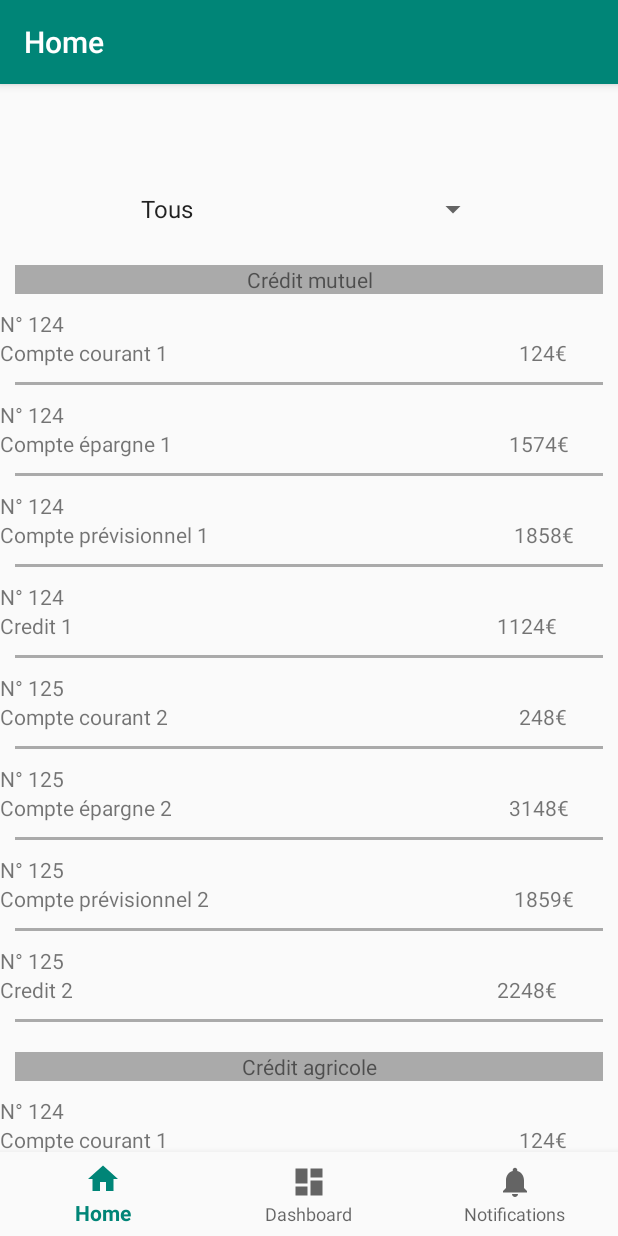
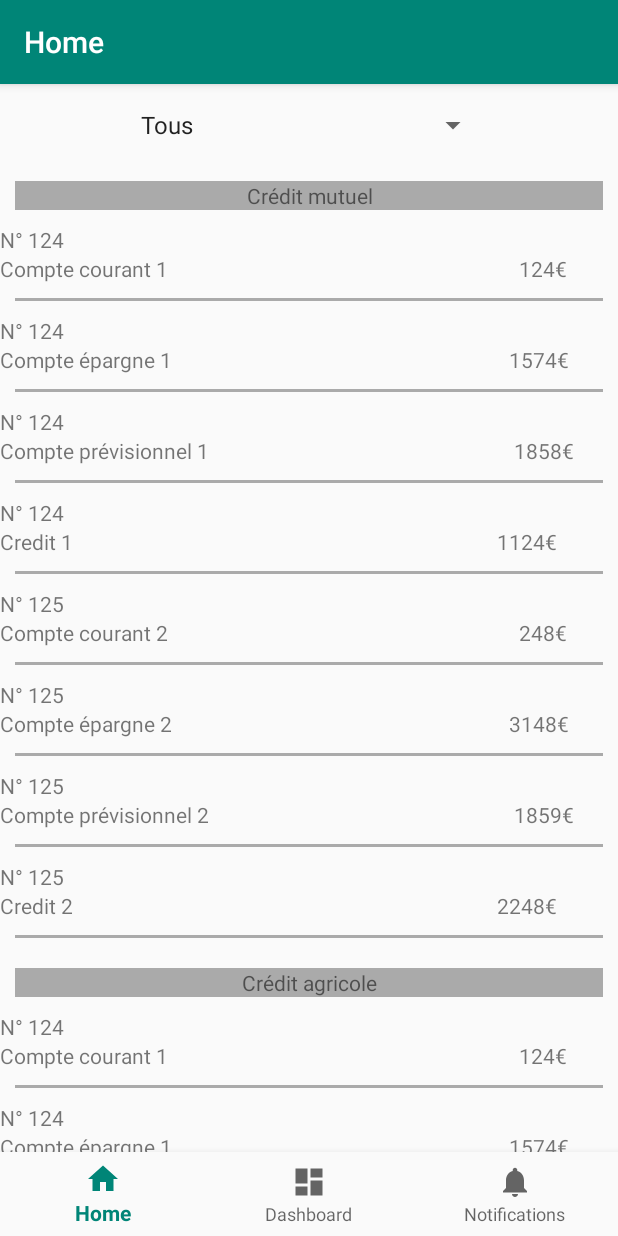
Before and after one commit to Thessalene/PowerBProjectAndroid, an Android app: the screen it shows after launch (MainActivity), on a phone screen of 412 x 824 dp. Run offline under Robolectric (Android 15) with nearby library versions, the phone set to English and light mode, and no system bars; our stand-ins replace navigation-ui.

```diff
--- a/app/src/main/java/fr/perso/project/android/powerbapplication/adapter/AccountAdapter.kt
+++ b/app/src/main/java/fr/perso/project/android/powerbapplication/adapter/AccountAdapter.kt
@@ -67,10 +67,10 @@ class AccountAdapter(val context : Context, var bankList : List<Bank>) :
     override fun onBindViewHolder(holder: ViewHolder, position: Int) {
         val item = accountOrHeaderList[position]
 
-        for(account in accountOrHeaderList){
-            println("ON BIND Bank: " + account.header?.bankName)
-            println("ON BIND Account: " + account.account?.accountName)
-        }
+//        for(account in accountOrHeaderList){
+//            println("ON BIND Bank: " + account.header?.bankName)
+//            println("ON BIND Account: " + account.account?.accountName)
+//        }
 
         if(item.type == TYPE_BANK_HEADER){
             holder.bankHeader.visibility = VISIBLE
@@ -82,7 +82,7 @@ class AccountAdapter(val context : Context, var bankList : List<Bank>) :
             holder.accountNumber.text = context.getString(R.string.lbl_number_account,item.account?.number)
             holder.accountName.text = "${item.account?.accountName}"
             holder.accountSolde.text = context.getString(R.string.lbl_amount_euro,item.account?.solde)
-            println("TEST : " + "${item.account?.number}" + "${item.account?.accountName}" + "${item.account?.solde}")
+            //println("TEST : " + "${item.account?.number}" + "${item.account?.accountName}" + "${item.account?.solde}")
         }
     }
 
--- a/app/src/main/java/fr/perso/project/android/powerbapplication/mocks/MockClass.kt
+++ b/app/src/main/java/fr/perso/project/android/powerbapplication/mocks/MockClass.kt
@@ -3,7 +3,7 @@ package fr.perso.project.android.powerbproject.mocks
 import fr.perso.project.android.powerbproject.model.Account
 import fr.perso.project.android.powerbproject.model.Bank
 import fr.perso.project.android.powerbproject.model.Transaction
-import fr.perso.project.android.powerbproject.model.enums.EAccountCategory
+import fr.perso.project.android.powerbapplication.model.enums.EAccountCategory
 import fr.perso.project.android.powerbproject.model.enums.EBankName
 import fr.perso.project.android.powerbproject.model.enums.ETransactionType
 import java.util.*
@@ -17,7 +17,7 @@ import java.util.*
 class MockClass {
     companion object{
         @JvmStatic
-        fun mockBankList() : List<Bank>{
+        fun mockBankList() : MutableList<Bank>{
             var bankList = ArrayList<Bank>()
             for(i in 1..3){
                 bankList.add(Bank(EBankName.values()[i], mockAccountList()))
@@ -56,12 +56,16 @@ class MockClass {
             var accountList = ArrayList<Account>()
 
             for(i in 1..2){
-                accountList.add(Account(123+i,"Compte courant ${i}",124*i,EAccountCategory.CURRENT, transactionList))
+                accountList.add(Account(123+i,"Compte courant ${i}",124*i,
+                    EAccountCategory.CURRENT, transactionList))
                 //accountList.add(Account(123+i,"Compte courant ${i}",15*i,EAccountCategory.CURRENT, transactionList2))
-                accountList.add(Account(123+i,"Compte épargne ${i}",1574*i,EAccountCategory.SAVING, transactionList3))
+                accountList.add(Account(123+i,"Compte épargne ${i}",1574*i,
+                    EAccountCategory.SAVING, transactionList3))
                 //accountList.add(Account(123+i,"Compte épargne ${i}",140*i,EAccountCategory.SAVING, transactionList))
-                accountList.add(Account(123+i,"Compte prévisionnel ${i}",1857+i,EAccountCategory.FORECAST, transactionList2))
-                accountList.add(Account(123+i,"Credit ${i}",1124*i,EAccountCategory.CREDIT, transactionList3))
+                accountList.add(Account(123+i,"Compte prévisionnel ${i}",1857+i,
+                    EAccountCategory.FORECAST, transactionList2))
+                accountList.add(Account(123+i,"Credit ${i}",1124*i,
+                    EAccountCategory.CREDIT, transactionList3))
             }
             return accountList
         }
--- a/app/src/main/java/fr/perso/project/android/powerbapplication/model/Account.kt
+++ b/app/src/main/java/fr/perso/project/android/powerbapplication/model/Account.kt
@@ -1,6 +1,6 @@
 package fr.perso.project.android.powerbproject.model
 
-import fr.perso.project.android.powerbproject.model.enums.EAccountCategory
+import fr.perso.project.android.powerbapplication.model.enums.EAccountCategory
 
 /**
  * Created on 25/04/2020 - 11:44.
--- a/app/src/main/java/fr/perso/project/android/powerbapplication/model/Bank.kt
+++ b/app/src/main/java/fr/perso/project/android/powerbapplication/model/Bank.kt
@@ -8,7 +8,7 @@ import fr.perso.project.android.powerbproject.model.enums.EBankName
  *
  * @author : JEAN-LOUIS Thessalène
  */
-class Bank(val bankName:EBankName, val accounts:List<Account>) {
+class Bank(val bankName:EBankName, var accounts:List<Account>) {
 
     override fun toString(): String {
         return "${bankName.libelle} - ${accounts.toString()}"
--- a/app/src/main/java/fr/perso/project/android/powerbapplication/model/enums/EAccountCategory.kt
+++ b/app/src/main/java/fr/perso/project/android/powerbapplication/model/enums/EAccountCategory.kt
@@ -1,8 +1,8 @@
-package fr.perso.project.android.powerbproject.model.enums
+package fr.perso.project.android.powerbapplication.model.enums
 
-enum class EAccountCategory {
-    CURRENT,
-    SAVING,
-    FORECAST,
-    CREDIT
+enum class EAccountCategory (val categoryName : String){
+    CURRENT("Courant"),
+    SAVING("Epargne"),
+    FORECAST("Prévissionnel"),
+    CREDIT("Crédit")
 }
--- a/app/src/main/java/fr/perso/project/android/powerbapplication/ui/home/HomeFragment.kt
+++ b/app/src/main/java/fr/perso/project/android/powerbapplication/ui/home/HomeFragment.kt
@@ -5,27 +5,37 @@ import android.os.Bundle
 import android.view.LayoutInflater
 import android.view.View
 import android.view.ViewGroup
+import android.widget.AdapterView
 import android.widget.ArrayAdapter
-import android.widget.LinearLayout.VERTICAL
+import android.widget.Toast
 import androidx.fragment.app.Fragment
 import androidx.recyclerview.widget.LinearLayoutManager
 import fr.perso.project.android.powerbapplication.R
 import fr.perso.project.android.powerbapplication.adapter.AccountAdapter
-import fr.perso.project.android.powerbapplication.adapter.AccountChoicesAdapter
 import fr.perso.project.android.powerbproject.mocks.MockClass.Companion.mockBankList
-import kotlinx.android.synthetic.main.fragment_home.*
+import fr.perso.project.android.powerbapplication.model.enums.EAccountCategory
+import fr.perso.project.android.powerbproject.model.Bank
 import kotlinx.android.synthetic.main.fragment_home.view.*
 
+class HomeFragment : Fragment() {
 
-class HomeFragment : Fragment() {
+
+    private var ACCOUNT_FILTER : String = "Tous"
+
+    companion object{
+        lateinit var listToDisplay : MutableList<Bank>
+    }
+
 
     override fun onCreateView(inflater: LayoutInflater, container: ViewGroup?, savedInstanceState: Bundle?): View? {
         val view = inflater.inflate(R.layout.fragment_home, container, false)
 
+        listToDisplay = mockBankList()
+        val adapterAccount = AccountAdapter(context!!, listToDisplay)
+
         // Fill recycler view with bankList
         view.recyclerView_accountList.layoutManager = LinearLayoutManager(context, LinearLayoutManager.VERTICAL, false)
-        view.recyclerView_accountList.adapter = AccountAdapter(context!!, mockBankList())
-        println("MOCK BANK LIST " + mockBankList().toString())
+        view.recyclerView_accountList.adapter = adapterAccount
 
         //Fill spinner
         val stringArray =  resources.getStringArray(R.array.accountChoices)
@@ -36,6 +46,34 @@ class HomeFragment : Fragment() {
             )
             view.spinner_account_choice.adapter = adapter
         }
+
+        view.spinner_account_choice.onItemSelectedListener = object : AdapterView.OnItemSelectedListener{
+            override fun onNothingSelected(parent: AdapterView<*>?) =
+                Toast.makeText(context, "NOTHING CHANGED", Toast.LENGTH_SHORT).show()
+
+            override fun onItemSelected(parent: AdapterView<*>?, v: View?, position: Int, id: Long) {
+                Toast.makeText(context, parent?.selectedItem.toString(), Toast.LENGTH_SHORT).show()
+                ACCOUNT_FILTER = parent?.selectedItem.toString()
+                if(ACCOUNT_FILTER == "Tous"){
+                    listToDisplay = mockBankList()
+                    println("LISTE TOUT : " +listToDisplay.toString())
+                } else {
+                    var i = 0
+                    for(bank in listToDisplay){
+                        bank.accounts = bank.accounts.asSequence().filter{ o -> o.category.name.equals(ACCOUNT_FILTER)}.toList()
+                        println("COMPTES : " + bank.accounts.toString())
+                        adapterAccount.notifyItemChanged(i)
+                        i++
+                    }
+                    listToDisplay.removeAt(0)
+                    println("LISTE AUTRE : " +listToDisplay.toString())
+
+                }
+                view.recyclerView_accountList.adapter=adapterAccount
+                adapterAccount.notifyDataSetChanged()
+                println("ENUM LIST : " + EAccountCategory.values().toString())
+            }
+        }
         return view
     }
 
--- a/app/src/main/res/layout/activity_main.xml
+++ b/app/src/main/res/layout/activity_main.xml
@@ -3,8 +3,7 @@
     xmlns:app="http://schemas.android.com/apk/res-auto"
     android:id="@+id/container"
     android:layout_width="match_parent"
-    android:layout_height="match_parent"
-    android:paddingTop="?attr/actionBarSize">
+    android:layout_height="match_parent">
 
     <com.google.android.material.bottomnavigation.BottomNavigationView
         android:id="@+id/nav_view"
```
